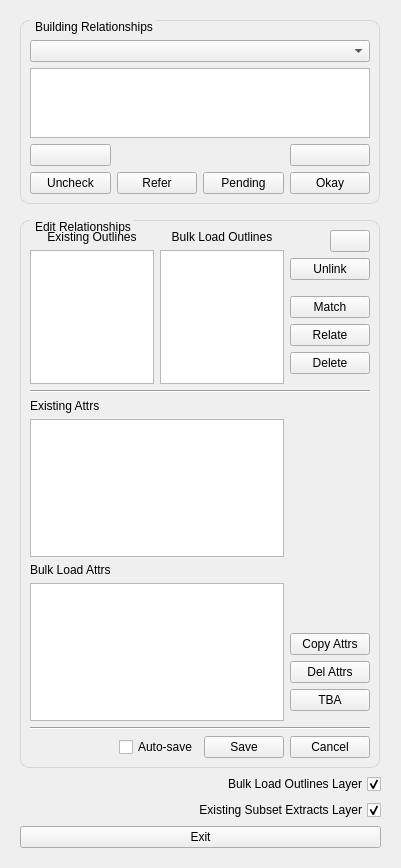
The window that buildings/gui/alter_building_relationship.ui (linz/nz-buildings) describes before a commit, drawn with Qt 5.
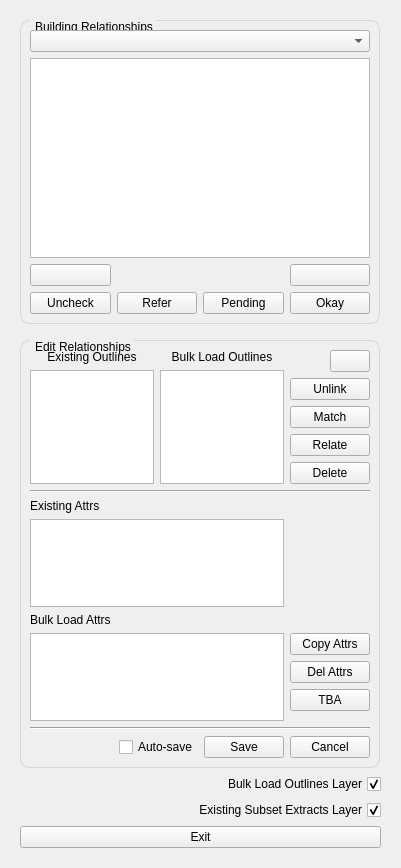
The same window after the commit.

Commit message: feat: improve Alter Relationships UI layout

Diff of the .ui file:
```diff
--- a/buildings/gui/alter_building_relationship.ui
+++ b/buildings/gui/alter_building_relationship.ui
@@ -51,8 +51,8 @@
        <rect>
         <x>0</x>
         <y>0</y>
-        <width>383</width>
-        <height>850</height>
+        <width>378</width>
+        <height>910</height>
        </rect>
       </property>
       <layout class="QVBoxLayout" name="verticalLayout_2">
@@ -94,64 +94,17 @@
           <bool>false</bool>
          </property>
          <layout class="QGridLayout" name="gridLayout_2">
-          <item row="7" column="0">
-           <widget class="QPushButton" name="btn_qa_not_checked">
-            <property name="text">
-             <string>Uncheck</string>
-            </property>
-           </widget>
-          </item>
-          <item row="7" column="2">
+          <property name="verticalSpacing">
+           <number>6</number>
+          </property>
+          <item row="6" column="2">
            <widget class="QPushButton" name="btn_qa_pending">
             <property name="text">
              <string>Pending</string>
             </property>
            </widget>
           </item>
-          <item row="5" column="0" colspan="4">
-           <widget class="QTableWidget" name="tbl_relationship"/>
-          </item>
-          <item row="7" column="1">
-           <widget class="QPushButton" name="btn_qa_refer2supplier">
-            <property name="text">
-             <string>Refer</string>
-            </property>
-           </widget>
-          </item>
-          <item row="7" column="3">
-           <widget class="QPushButton" name="btn_qa_okay">
-            <property name="text">
-             <string>Okay</string>
-            </property>
-           </widget>
-          </item>
-          <item row="0" column="1" colspan="2">
-           <spacer name="verticalSpacer_8">
-            <property name="orientation">
-             <enum>Qt::Vertical</enum>
-            </property>
-            <property name="sizeType">
-             <enum>QSizePolicy::Fixed</enum>
-            </property>
-            <property name="sizeHint" stdset="0">
-             <size>
-              <width>20</width>
-              <height>10</height>
-             </size>
-            </property>
-           </spacer>
-          </item>
-          <item row="3" column="0" colspan="4">
-           <widget class="QComboBox" name="cmb_relationship">
-            <property name="toolTip">
-             <string>&lt;html&gt;&lt;head/&gt;&lt;body&gt;&lt;p&gt;Change to see different building relationships&lt;/p&gt;&lt;/body&gt;&lt;/html&gt;</string>
-            </property>
-           </widget>
-          </item>
-          <item row="1" column="0" colspan="4">
-           <layout class="QVBoxLayout" name="layout_msg_bar_qa"/>
-          </item>
-          <item row="6" column="3">
+          <item row="5" column="3">
            <widget class="QPushButton" name="btn_qa_not_removed">
             <property name="toolTip">
              <string>&lt;html&gt;&lt;head/&gt;&lt;body&gt;&lt;p&gt;Not Removed&lt;/p&gt;&lt;/body&gt;&lt;/html&gt;</string>
@@ -162,6 +115,20 @@
            </widget>
           </item>
           <item row="6" column="0">
+           <widget class="QPushButton" name="btn_qa_not_checked">
+            <property name="text">
+             <string>Uncheck</string>
+            </property>
+           </widget>
+          </item>
+          <item row="2" column="0" colspan="4">
+           <widget class="QComboBox" name="cmb_relationship">
+            <property name="toolTip">
+             <string>&lt;html&gt;&lt;head/&gt;&lt;body&gt;&lt;p&gt;Change to see different building relationships&lt;/p&gt;&lt;/body&gt;&lt;/html&gt;</string>
+            </property>
+           </widget>
+          </item>
+          <item row="5" column="0">
            <widget class="QPushButton" name="btn_next">
             <property name="toolTip">
              <string>&lt;html&gt;&lt;head/&gt;&lt;body&gt;&lt;p&gt;Skip to next 'Not Checked' building&lt;/p&gt;&lt;/body&gt;&lt;/html&gt;</string>
@@ -171,6 +138,45 @@
             </property>
            </widget>
           </item>
+          <item row="6" column="1">
+           <widget class="QPushButton" name="btn_qa_refer2supplier">
+            <property name="text">
+             <string>Refer</string>
+            </property>
+           </widget>
+          </item>
+          <item row="0" column="0" colspan="4">
+           <layout class="QVBoxLayout" name="layout_msg_bar_qa"/>
+          </item>
+          <item row="4" column="0" colspan="4">
+           <widget class="QTableWidget" name="tbl_relationship">
+            <property name="minimumSize">
+             <size>
+              <width>0</width>
+              <height>200</height>
+             </size>
+            </property>
+            <attribute name="horizontalHeaderMinimumSectionSize">
+             <number>80</number>
+            </attribute>
+            <attribute name="horizontalHeaderDefaultSectionSize">
+             <number>80</number>
+            </attribute>
+            <attribute name="verticalHeaderMinimumSectionSize">
+             <number>21</number>
+            </attribute>
+            <attribute name="verticalHeaderDefaultSectionSize">
+             <number>30</number>
+            </attribute>
+           </widget>
+          </item>
+          <item row="6" column="3">
+           <widget class="QPushButton" name="btn_qa_okay">
+            <property name="text">
+             <string>Okay</string>
+            </property>
+           </widget>
+          </item>
          </layout>
         </widget>
        </item>
@@ -231,6 +237,9 @@
           </item>
           <item row="1" column="0">
            <layout class="QHBoxLayout" name="horizontalLayout_6">
+            <property name="spacing">
+             <number>6</number>
+            </property>
             <item>
              <layout class="QVBoxLayout" name="verticalLayout_3">
               <item>
@@ -385,22 +394,6 @@
                 </property>
                </widget>
               </item>
-              <item>
-               <spacer name="verticalSpacer_2">
-                <property name="orientation">
-                 <enum>Qt::Vertical</enum>
-                </property>
-                <property name="sizeType">
-                 <enum>QSizePolicy::Fixed</enum>
-                </property>
-                <property name="sizeHint" stdset="0">
-                 <size>
-                  <width>20</width>
-                  <height>10</height>
-                 </size>
-                </property>
-               </spacer>
-              </item>
               <item>
                <widget class="QPushButton" name="btn_matched">
                 <property name="text">
@@ -422,22 +415,6 @@
                 </property>
                </widget>
               </item>
-              <item>
-               <spacer name="verticalSpacer_6">
-                <property name="orientation">
-                 <enum>Qt::Vertical</enum>
-                </property>
-                <property name="sizeType">
-                 <enum>QSizePolicy::Fixed</enum>
-                </property>
-                <property name="sizeHint" stdset="0">
-                 <size>
-                  <width>20</width>
-                  <height>10</height>
-                 </size>
-                </property>
-               </spacer>
-              </item>
              </layout>
             </item>
            </layout>
```
The commit also changes 1 other file.
